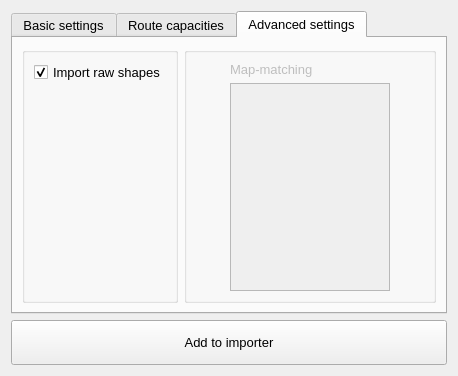
Old version of the form modules/public_transport_procedures/forms/gtfs_feed.ui in the repository AequilibraE/qaequilibrae.
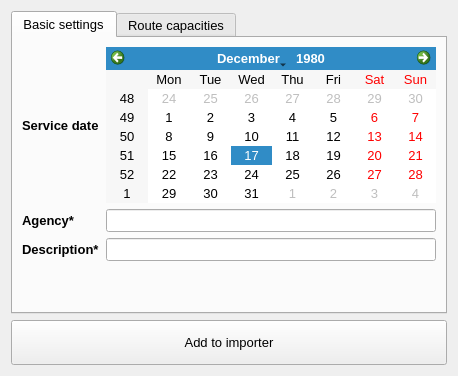
New version of the form. The open tabs and pages were chosen to show the change.

Patch:
```diff
--- a/modules/public_transport_procedures/forms/gtfs_feed.ui
+++ b/modules/public_transport_procedures/forms/gtfs_feed.ui
@@ -221,74 +221,6 @@
        </item>
       </layout>
      </widget>
-     <widget class="QWidget" name="tab_3">
-      <attribute name="title">
-       <string>Advanced settings</string>
-      </attribute>
-      <layout class="QGridLayout" name="gridLayout_4">
-       <item row="2" column="0" rowspan="3">
-        <widget class="QGroupBox" name="groupBox">
-         <property name="title">
-          <string/>
-         </property>
-         <layout class="QVBoxLayout" name="verticalLayout">
-          <item>
-           <widget class="QCheckBox" name="chb_raw_shapes">
-            <property name="text">
-             <string>Import raw shapes</string>
-            </property>
-            <property name="checked">
-             <bool>true</bool>
-            </property>
-           </widget>
-          </item>
-          <item>
-           <spacer name="verticalSpacer_2">
-            <property name="orientation">
-             <enum>Qt::Vertical</enum>
-            </property>
-            <property name="sizeHint" stdset="0">
-             <size>
-              <width>20</width>
-              <height>40</height>
-             </size>
-            </property>
-           </spacer>
-          </item>
-         </layout>
-        </widget>
-       </item>
-       <item row="2" column="1" rowspan="3">
-        <widget class="QGroupBox" name="map_matching_box">
-         <property name="enabled">
-          <bool>false</bool>
-         </property>
-         <property name="title">
-          <string/>
-         </property>
-         <layout class="QGridLayout" name="gridLayout_5">
-          <item row="1" column="0">
-           <widget class="QListWidget" name="listWidget">
-            <property name="maximumSize">
-             <size>
-              <width>160</width>
-              <height>16777215</height>
-             </size>
-            </property>
-           </widget>
-          </item>
-          <item row="0" column="0">
-           <widget class="QLabel" name="label_5">
-            <property name="text">
-             <string>Map-matching</string>
-            </property>
-           </widget>
-          </item>
-         </layout>
-        </widget>
-       </item>
-      </layout>
-     </widget>
     </widget>
    </item>
   </layout>
```
Left out of the diff: 2 changed lines with no effect on the pictures.
